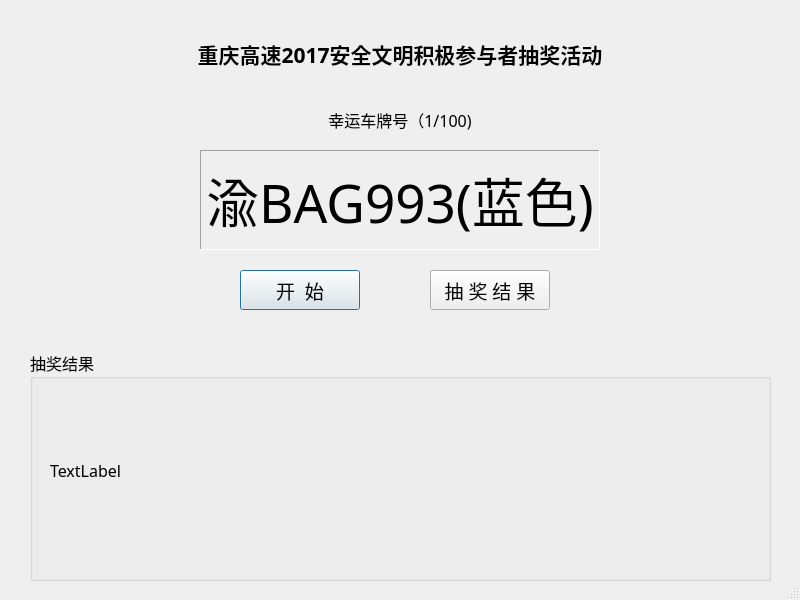
The window that DrawDialog.ui (polarbear611/Draw) describes before a commit, drawn with Qt 5.
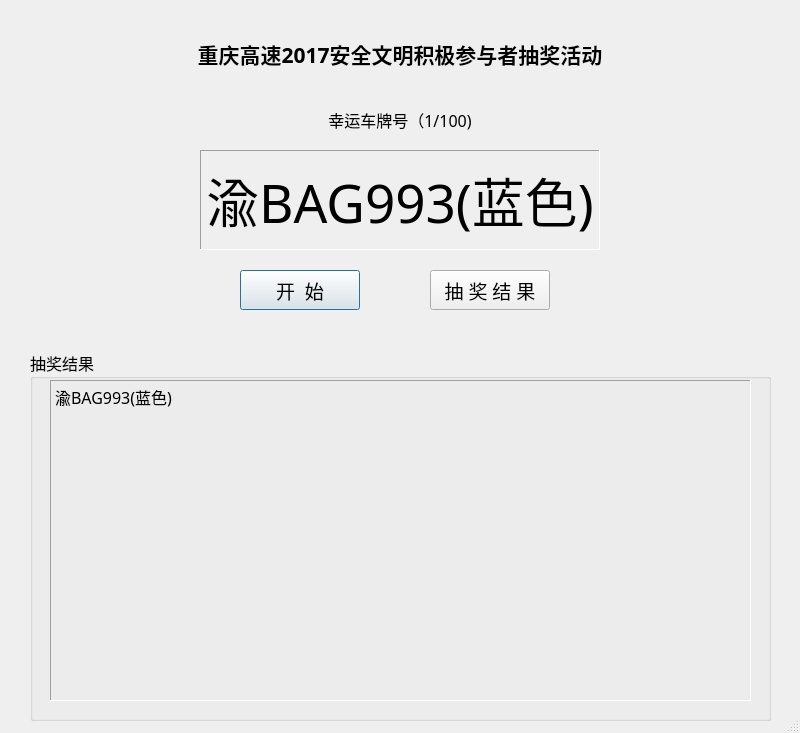
The same window after the commit.

Diff of the .ui file:
```diff
--- a/DrawDialog.ui
+++ b/DrawDialog.ui
@@ -7,7 +7,7 @@
     <x>0</x>
     <y>0</y>
     <width>800</width>
-    <height>600</height>
+    <height>733</height>
    </rect>
   </property>
   <property name="font">
@@ -118,7 +118,7 @@
      <x>30</x>
      <y>350</y>
      <width>741</width>
-     <height>231</height>
+     <height>371</height>
     </rect>
    </property>
    <property name="title">
@@ -130,11 +130,20 @@
       <x>20</x>
       <y>30</y>
       <width>701</width>
-      <height>181</height>
+      <height>321</height>
      </rect>
     </property>
+    <property name="frameShape">
+     <enum>QFrame::Panel</enum>
+    </property>
+    <property name="frameShadow">
+     <enum>QFrame::Sunken</enum>
+    </property>
     <property name="text">
-     <string>TextLabel</string>
+     <string>渝BAG993(蓝色)</string>
+    </property>
+    <property name="alignment">
+     <set>Qt::AlignLeading|Qt::AlignLeft|Qt::AlignTop</set>
     </property>
    </widget>
   </widget>
```
Left out of the diff: 2 changed lines with no effect on the pictures.
